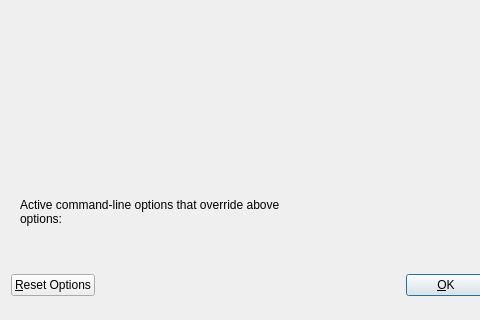
Raptor3um/raptoreum, file src/qt/forms/optionsdialog.ui: the form before one commit; both pictures show x 0 to 480 and y 100 to 420 of the 583 by 420 pixel window.
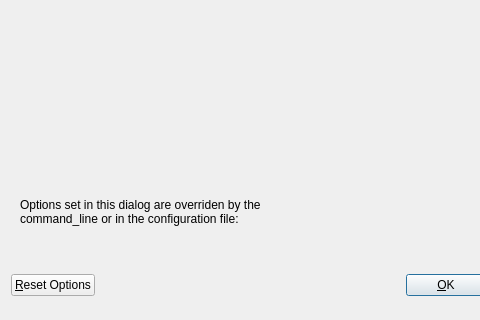
The form after the commit. Custom widgets are drawn as their Qt base class.

```diff
--- a/src/qt/forms/optionsdialog.ui
+++ b/src/qt/forms/optionsdialog.ui
@@ -892,7 +892,7 @@
         <item>
          <widget class="QLabel" name="overriddenByCommandLineInfoLabel">
           <property name="text">
-           <string>Active command-line options that override above options:</string>
+           <string>Options set in this dialog are overriden by the command_line or in the configuration file:</string>
           </property>
           <property name="textFormat">
            <enum>Qt::PlainText</enum>
```
